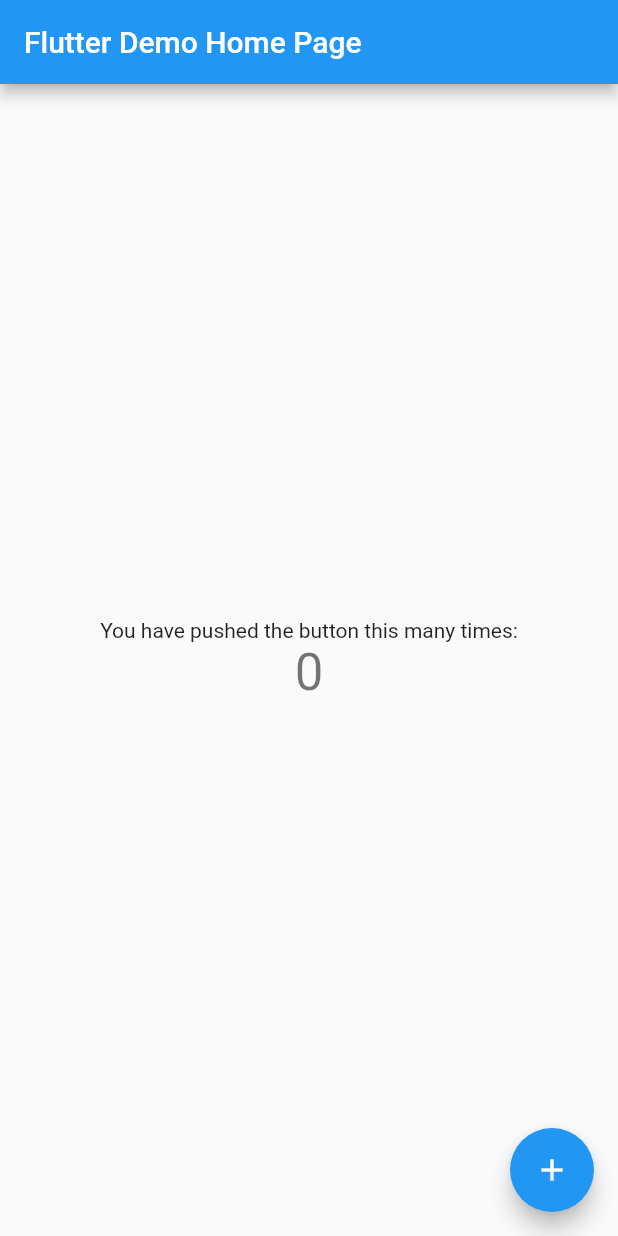
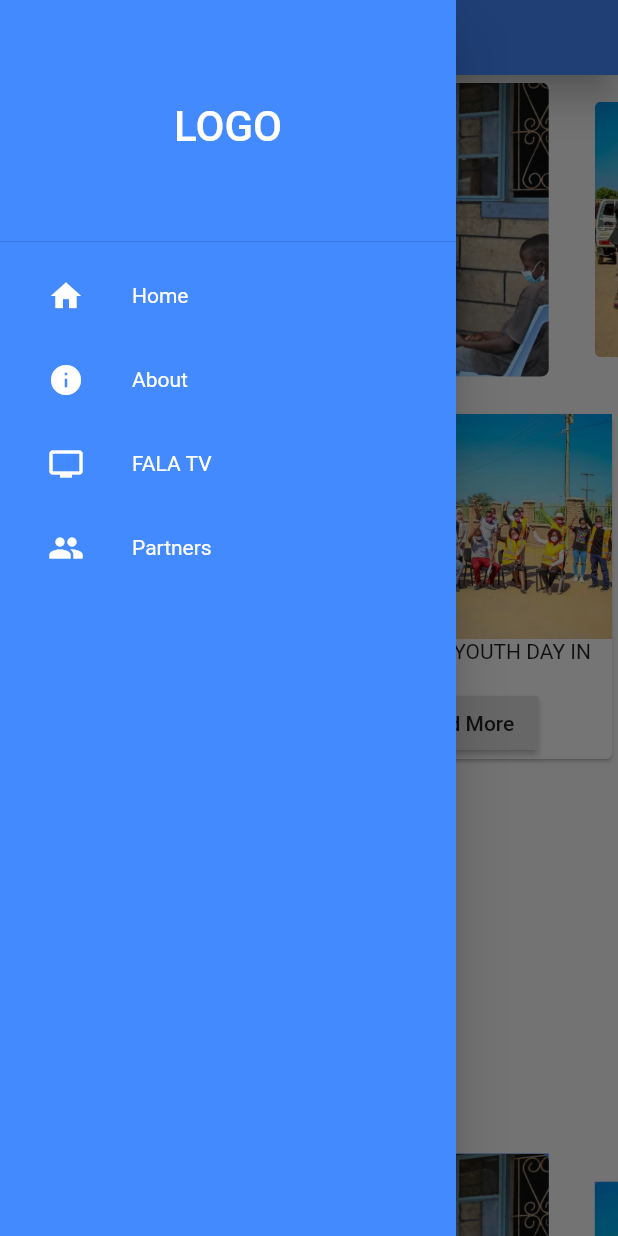
Before and after one commit to Sir-Deon/falf, a Flutter app: the screen it shows after launch, with the side drawer open (before the commit the screen has no drawer), on a phone screen of 412 x 824 dp. Run offline on Flutter 3.47's test engine with Material 2 defaults, Android fonts, the phone set to English and light mode, and no system bars; drawn by our look-alikes of carousel_slider.

Commit message:
Add home page

```diff
--- a/lib/main.dart
+++ b/lib/main.dart
@@ -1,3 +1,4 @@
+import 'package:falf/screens/homepage.dart';
 import 'package:flutter/material.dart';
 
 void main() => runApp(MyApp());
@@ -20,92 +21,7 @@ class MyApp extends StatelessWidget {
         // is not restarted.
         primarySwatch: Colors.blue,
       ),
-      home: MyHomePage(title: 'Flutter Demo Home Page'),
+      home: HomePage(),
     );
   }
 }
-
-class MyHomePage extends StatefulWidget {
-  MyHomePage({Key key, this.title}) : super(key: key);
-
-  // This widget is the home page of your application. It is stateful, meaning
-  // that it has a State object (defined below) that contains fields that affect
-  // how it looks.
-
-  // This class is the configuration for the state. It holds the values (in this
-  // case the title) provided by the parent (in this case the App widget) and
-  // used by the build method of the State. Fields in a Widget subclass are
-  // always marked "final".
-
-  final String title;
-
-  @override
-  _MyHomePageState createState() => _MyHomePageState();
-}
-
-class _MyHomePageState extends State<MyHomePage> {
-  int _counter = 0;
-
-  void _incrementCounter() {
-    setState(() {
-      // This call to setState tells the Flutter framework that something has
-      // changed in this State, which causes it to rerun the build method below
-      // so that the display can reflect the updated values. If we changed
-      // _counter without calling setState(), then the build method would not be
-      // called again, and so nothing would appear to happen.
-      _counter++;
-    });
-  }
-
-  @override
-  Widget build(BuildContext context) {
-    // This method is rerun every time setState is called, for instance as done
-    // by the _incrementCounter method above.
-    //
-    // The Flutter framework has been optimized to make rerunning build methods
-    // fast, so that you can just rebuild anything that needs updating rather
-    // than having to individually change instances of widgets.
-    return Scaffold(
-      appBar: AppBar(
-        // Here we take the value from the MyHomePage object that was created by
-        // the App.build method, and use it to set our appbar title.
-        title: Text(widget.title),
-      ),
-      body: Center(
-        // Center is a layout widget. It takes a single child and positions it
-        // in the middle of the parent.
-        child: Column(
-          // Column is also a layout widget. It takes a list of children and
-          // arranges them vertically. By default, it sizes itself to fit its
-          // children horizontally, and tries to be as tall as its parent.
-          //
-          // Invoke "debug painting" (press "p" in the console, choose the
-          // "Toggle Debug Paint" action from the Flutter Inspector in Android
-          // Studio, or the "Toggle Debug Paint" command in Visual Studio Code)
-          // to see the wireframe for each widget.
-          //
-          // Column has various properties to control how it sizes itself and
-          // how it positions its children. Here we use mainAxisAlignment to
-          // center the children vertically; the main axis here is the vertical
-          // axis because Columns are vertical (the cross axis would be
-          // horizontal).
-          mainAxisAlignment: MainAxisAlignment.center,
-          children: <Widget>[
-            Text(
-              'You have pushed the button this many times:',
-            ),
-            Text(
-              '$_counter',
-              style: Theme.of(context).textTheme.display1,
-            ),
-          ],
-        ),
-      ),
-      floatingActionButton: FloatingActionButton(
-        onPressed: _incrementCounter,
-        tooltip: 'Increment',
-        child: Icon(Icons.add),
-      ), // This trailing comma makes auto-formatting nicer for build methods.
-    );
-  }
-}
--- /dev/null
+++ b/lib/screens/customAppBar.dart
@@ -0,0 +1,49 @@
+import 'package:flutter/material.dart';
+
+class CustomAppBar extends StatelessWidget with PreferredSizeWidget {
+  final Size preferredSize;
+
+  CustomAppBar({
+    Key key,
+    @required GlobalKey<ScaffoldState> scaffoldKey,
+  }) : _scaffoldKey = scaffoldKey, preferredSize = Size.fromHeight(50.0), super(key: key);
+
+  final GlobalKey<ScaffoldState> _scaffoldKey;
+
+  @override
+  Widget build(BuildContext context) {
+    return AppBar(
+      brightness: Brightness.light,
+      elevation: 10.0,
+
+      backgroundColor: Colors.blueAccent,
+      leading: IconButton(
+        icon: Icon(Icons.menu),
+        onPressed: () => _scaffoldKey.currentState.openDrawer(),
+      ),
+      title: Row(
+        mainAxisAlignment: MainAxisAlignment.spaceBetween,
+        children: <Widget>[
+          GestureDetector(
+            onTap: (){
+              Navigator.pushNamed(context, '/homePage');
+            },
+            child: Text(
+              'LOGO',
+              style: TextStyle(
+                  fontSize: 20.0,
+                  fontWeight: FontWeight.w400,
+                  letterSpacing: 1.5),
+            ),
+          ),
+          Row(
+            children: <Widget>[
+
+
+            ],
+          )
+        ],
+      ),
+    );
+  }
+}
--- /dev/null
+++ b/lib/screens/customSidebar.dart
@@ -0,0 +1,117 @@
+import 'package:flutter/material.dart';
+
+import 'homepage.dart';
+
+class CustomSidebar extends StatelessWidget {
+  final String semanticLabel;
+  final String currentPage;
+
+  const CustomSidebar({Key key, this.semanticLabel, this.currentPage})
+      : super(key: key);
+
+  ListTile sideNavList({IconData icon, String title}) {
+    return ListTile(
+      leading: Icon(
+        icon,
+        color: Colors.white,
+      ),
+      title: Text(
+        title,
+        style: TextStyle(
+            color: Colors.white, fontSize: 14.0, fontWeight: FontWeight.w400),
+      ),
+      onTap: () {
+        // Update the state of the app
+        // ...
+        // Then close the drawer
+      },
+    );
+  }
+
+  @override
+  Widget build(BuildContext context) {
+    assert(debugCheckHasMaterialLocalizations(context));
+    String label = semanticLabel;
+    switch (Theme.of(context).platform) {
+      case TargetPlatform.iOS:
+        label = semanticLabel;
+        break;
+      case TargetPlatform.android:
+      case TargetPlatform.fuchsia:
+        label = semanticLabel ?? MaterialLocalizations.of(context)?.drawerLabel;
+    }
+    return Semantics(
+        scopesRoute: false,
+        namesRoute: true,
+        explicitChildNodes: true,
+        label: label,
+        child: ConstrainedBox(
+            constraints: const BoxConstraints.expand(width: 304.0),
+            child: Material(
+              color: Colors.blueAccent,
+
+              elevation: 16.0,
+
+              // Add a ListView to the drawer. This ensures the user can scroll
+              // through the options in the drawer if there isn't enough vertical
+              // space to fit everything.
+              child: ListView(
+                // Important: Remove any padding from the ListView.
+                padding: EdgeInsets.zero,
+                children: <Widget>[
+                  DrawerHeader(
+                    child: Center(
+                      child: Container(
+                        child: Text(
+                          "LOGO",
+                          style: TextStyle(color: Colors.white, fontSize: 28),
+                        ),
+                      ),
+                    ),
+                  ),
+                  FlatButton(
+                    onPressed: (){
+                      Navigator.push(context, MaterialPageRoute(builder:
+                      (context) => HomePage()));
+
+                    },
+                    child: sideNavList(
+                      icon: Icons.home,
+                      title: 'Home',
+                    ),
+                  ),
+                  FlatButton(
+                    onPressed: (){
+                      Navigator.push(context, MaterialPageRoute(builder:
+                          (context) => HomePage()));
+
+                    },
+                    child: sideNavList(
+                        icon: Icons.info,
+                        title: 'About'
+                        ,),
+                  ),
+                  FlatButton(
+                    onPressed: (){
+                      Navigator.push(context, MaterialPageRoute(builder:
+                          (context) => HomePage()));
+                    },
+                    child: sideNavList(
+                        icon: Icons.tv,
+                        title: 'FALA TV'),
+                  ),
+                  FlatButton(
+                    onPressed: (){
+                      Navigator.push(context, MaterialPageRoute(builder:
+                          (context) => HomePage()));
+                    },
+                    child: sideNavList(
+                        icon: Icons.people,
+                        title: 'Partners'),
+                  ),
+
+                ],
+              ),
+            )));
+  }
+}
--- /dev/null
+++ b/lib/screens/homepage.dart
@@ -0,0 +1,243 @@
+import 'package:carousel_slider/carousel_slider.dart';
+import 'package:carousel_slider/carousel_options.dart';
+import 'package:falf/screens/customAppBar.dart';
+import 'package:falf/screens/customSidebar.dart';
+import 'package:flutter/material.dart';
+
+final List<String> imgList = [
+  'images/kenya.jpeg',
+  'images/malawi.jpg',
+  'images/nigeria.jpeg',
+];
+
+class HomePage extends StatefulWidget {
+  @override
+  _HomePageState createState() => _HomePageState();
+}
+
+class _HomePageState extends State<HomePage> {
+  GlobalKey<ScaffoldState> _scaffoldKey = new GlobalKey<ScaffoldState>();
+  int _currentIndex=0;
+  final CarouselController _controller = CarouselController();
+
+
+
+
+  @override
+  void initState() {
+    super.initState();
+  }
+
+
+  @override
+  Widget build(BuildContext context) {
+    return Scaffold(
+      key: _scaffoldKey,
+      appBar: CustomAppBar(scaffoldKey: _scaffoldKey,),
+      drawer: CustomSidebar(),
+      body: ListView(
+    children: <Widget>[
+      CarouselSlider(
+        options: CarouselOptions(
+          autoPlay: true,
+          aspectRatio: 2.0,
+          enlargeCenterPage: true,
+        ),
+        items: heroImageSliders,
+      ),
+    Text("Impact Reports"),
+      Row(
+        children: <Widget>[
+          Expanded(
+            flex: 1,
+            child: Card(
+
+              child: Column(
+                children: <Widget>[
+                  Image(
+                    image: AssetImage("images/kenya.jpeg"),
+                    height: 150,
+                    fit: BoxFit.cover,
+                  ),
+                  Text("INTERNATION YOUTH DAY IN KENYA"),
+                  RaisedButton(
+                    onPressed: (){
+
+                    },
+                    child: Text("Read More"),
+                  )
+                ],
+              ),
+            ),
+          ),
+          Expanded(
+            flex: 1,
+            child: Card(
+
+              child: Column(
+                children: <Widget>[
+                  Image(
+                    image: AssetImage("images/malawi.jpg"),
+                    height: 150,
+                    fit: BoxFit.cover,
+                  ),
+                  Text("INTERNATION YOUTH DAY IN KENYA"),
+                  RaisedButton(
+                    onPressed: (){
+
+                    },
+                    child: Text("Read More"),
+                  )
+                ],
+              ),
+            ),
+          )
+        ],
+      ),
+      Row(
+        children: <Widget>[
+          Expanded(
+            flex: 1,
+            child: Card(
+
+              child: Column(
+                children: <Widget>[
+                  Image(
+                    image: AssetImage("images/nigeria.jpeg"),
+                    height: 150,
+                    fit: BoxFit.cover,
+                  ),
+                  Text("INTERNATION YOUTH DAY IN KENYA"),
+                  RaisedButton(
+                    onPressed: (){
+
+                    },
+                    child: Text("Read More"),
+                  )
+                ],
+              ),
+            ),
+          ),
+          Expanded(
+            flex: 1,
+            child: Container(),
+          )
+        ],
+      ),
+      Text("FALA STAR WINNERS"),
+      Stack(
+        children: <Widget>[
+         CarouselSlider(
+          items: imageSliders,
+          options: CarouselOptions(enlargeCenterPage: true, height: 300),
+          carouselController: _controller,
+        ),
+          Container(
+            margin: EdgeInsets.only(top: 100),
+            child: Row(
+              mainAxisAlignment: MainAxisAlignment.spaceAround,
+              children: <Widget>[
+                Flexible(
+                  child: GestureDetector(
+                    onTap: () => _controller.previousPage(),
+                    child: Icon(Icons.arrow_back_ios,
+                    color: Colors.white,),
+                  ),
+                ),
+                Flexible(
+                  child: GestureDetector(
+                    onTap: () => _controller.nextPage(),
+                    child: Icon(Icons.arrow_forward_ios,
+                      color: Colors.white,),                  ),
+                ),
+
+              ],
+            ),
+          )
+          ]
+      ),
+
+      Text("Contact us"),
+      Container(
+        color: Colors.purple,
+        child: Column(
+          children: <Widget>[
+            Row(
+mainAxisAlignment: MainAxisAlignment.center,
+              children: <Widget>[
+                Icon(Icons.location_on),
+                Text("21/23 Ize Iyamu Street, Off Billings Way, Oregun,",
+                style: TextStyle(color: Colors.white),)
+              ],
+            ),
+            Row(
+              mainAxisAlignment: MainAxisAlignment.center,
+
+              children: <Widget>[
+                Icon(Icons.pin_drop),
+                Text("Ikeja, Lagos, Nigeria",
+                    style: TextStyle(color: Colors.white))
+              ],
+            ),
+            Row(
+              mainAxisAlignment: MainAxisAlignment.center,
+
+              children: <Widget>[
+                Icon(Icons.email),
+                Text("info@futureafricaleadersfoundation.org",
+                    style: TextStyle(color: Colors.white))
+              ],
+            ),
+            Row(
+              mainAxisAlignment: MainAxisAlignment.center,
+
+              children: <Widget>[
+                Icon(Icons.call),
+                Text("+234 708 645 7899",
+                    style: TextStyle(color: Colors.white))
+              ],
+            )
+          ],
+        ),
+      )
+
+    ]
+      )
+
+
+
+    );
+  }
+}
+
+final List<Widget> heroImageSliders = imgList.map((item) => Container(
+  child: Container(
+    margin: EdgeInsets.all(5.0),
+    child: ClipRRect(
+        borderRadius: BorderRadius.all(Radius.circular(5.0)),
+        child: Stack(
+          children: <Widget>[
+            Image.asset(item, fit: BoxFit.cover, width: 1000.0),
+
+          ],
+        )
+    ),
+  ),
+)).toList();
+
+final List<Widget> imageSliders = imgList.map((item) => Container(
+  child: Container(
+    color: Colors.blueAccent,
+    margin: EdgeInsets.all(5.0),
+    child: ClipRRect(
+        borderRadius: BorderRadius.all(Radius.circular(5.0)),
+        child: Column(
+          children: <Widget>[
+            Image.asset(item, fit: BoxFit.cover, width: 1000.0),
+            Text("2019 FALA STAR WINNER")
+
+          ],
+        )
+    ),
+  ),
+)).toList();
```
Also changed, not shown: pubspec.yaml (+4 -3 lines), images/kenya.jpeg (added), images/malawi.jpg (added), images/nigeria.jpeg (added), pubspec.lock.
